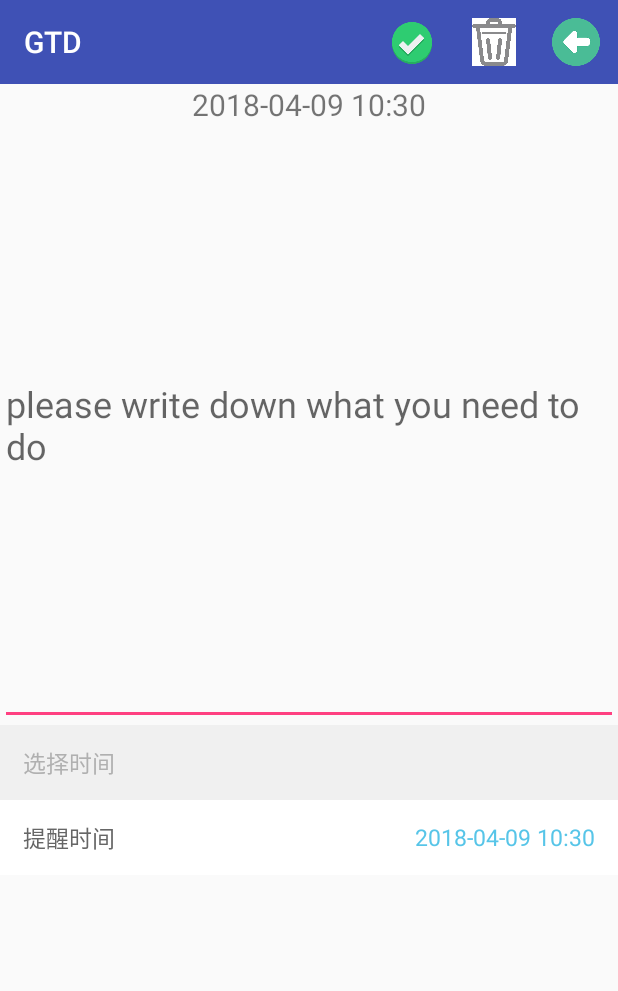
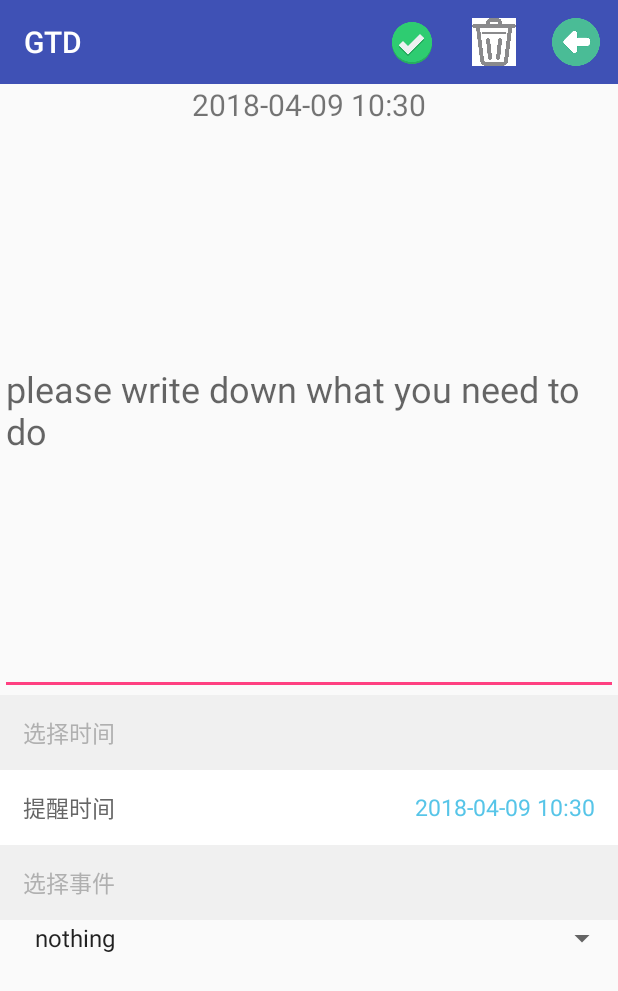
Before and after one commit to KyrieXDL/GTD, an Android app: the screen it shows after launch (ContentActivity), after a tap on an icon or button, on a phone screen of 412 x 824 dp. Shown: the top 991 px of the screen. Run offline under Robolectric (Android 15) with nearby library versions, the phone set to English and light mode, and no system bars; libraries missing offline, so code that uses them is left out: org.litepal, org.litepal.crud; 3 statements that could not run were skipped.

Commit message:
Seventh Commit

```diff
--- a/app/build.gradle
+++ b/app/build.gradle
@@ -37,5 +37,6 @@ dependencies {
     compile 'com.android.support:cardview-v7:25.3.1'
     compile 'com.github.bumptech.glide:glide:3.7.0'
     compile 'org.litepal.android:core:1.6.1'
+    compile 'com.coolerfall:android-app-daemon:1.2.0'
     testCompile 'junit:junit:4.12'
 }
--- a/app/src/main/AndroidManifest.xml
+++ b/app/src/main/AndroidManifest.xml
@@ -6,6 +6,7 @@
     <uses-permission android:name="android.permission.RECEIVE_BOOT_COMPLETED"/>
     <application
         android:name="org.litepal.LitePalApplication"
+        android:persistent="true"
         android:allowBackup="true"
         android:icon="@mipmap/ic_launcher"
         android:label="@string/app_name"
@@ -24,12 +25,14 @@
         <receiver
             android:name=".MyReceiver"
             android:enabled="true"
-            android:exported="true">
+            android:exported="true"
+            android:process=":newinst">
             <intent-filter>
                 <action android:name="com.Reminder.MyReceiver" />
             </intent-filter>
         </receiver>
 
+
         <activity android:name=".AlarmActivity"></activity>
     </application>
 
--- a/app/src/main/assets/litepal.xml
+++ b/app/src/main/assets/litepal.xml
@@ -2,7 +2,7 @@
 <litepal>
     <dbname value="BookStore"></dbname>
 
-    <version value="9"></version>
+    <version value="12"></version>
 
     <list>
         <mapping class="com.example.administrator.gtd.Content"></mapping>
--- a/app/src/main/java/com/example/administrator/gtd/ContentActivity.java
+++ b/app/src/main/java/com/example/administrator/gtd/ContentActivity.java
@@ -13,15 +13,19 @@ import android.util.Log;
 import android.view.Menu;
 import android.view.MenuItem;
 import android.view.View;
+import android.widget.AdapterView;
+import android.widget.ArrayAdapter;
 import android.widget.EditText;
 import android.widget.RelativeLayout;
+import android.widget.Spinner;
 import android.widget.TextView;
 import android.widget.Toast;
 
 import org.litepal.crud.DataSupport;
-
+import android.widget.AdapterView.OnItemSelectedListener;
 import java.text.ParseException;
 import java.text.SimpleDateFormat;
+import java.util.ArrayList;
 import java.util.Calendar;
 import java.util.Date;
 import java.util.Locale;
@@ -31,18 +35,19 @@ public class ContentActivity extends AppCompatActivity implements View.OnClickLi
     private  EditText text;
     private TextView time;
     private String str_time;
-
     private RelativeLayout selectTime;
     private TextView currentTime;
     private CustomDatePicker customDatePicker;
-
     private String alarmTime;
     private int activityName;    //区别是哪个activity
-
     private int number;// 事件的number
     private int numFromContentActivity;
+    private String now;  ///当前时间
+    private Spinner spinner;
+    private ArrayAdapter<String> adapter;
+    private ArrayList<String> strList=new ArrayList<>();
 
-    private String now;  ///当前时间
+    private String nextContent;
     @Override
     protected void onCreate(Bundle savedInstanceState) {
         super.onCreate(savedInstanceState);
@@ -69,9 +74,35 @@ public class ContentActivity extends AppCompatActivity implements View.OnClickLi
         String timetemp=intent.getStringExtra("alarmtime0");
         number=intent.getIntExtra("num0",0);
         numFromContentActivity=intent.getIntExtra("numFromContentActivity",0);
+        String nextContentFromAdapter=intent.getStringExtra("nextContentFromAdapter");
+
         Log.d("numFromContentActivity",numFromContentActivity+"");
+        Log.d("ContentActivity===","onCreate");
 
-        Log.d("ContentActivity===","onCreate");
+        spinner=(Spinner) findViewById(R.id.spinner);
+        strList=intent.getStringArrayListExtra("list");
+        adapter=new ArrayAdapter<String>(this,android.R.layout.simple_spinner_item,strList);
+
+        //设置下拉框的风格
+        adapter.setDropDownViewResource(android.R.layout.simple_spinner_dropdown_item);
+        spinner.setAdapter(adapter);
+        spinner.setSelection(0, true);
+       // spinner.setVisibility(View.VISIBLE);
+
+        //设置下拉框的选择事件
+        spinner.setOnItemSelectedListener(new OnItemSelectedListener(){
+            @Override
+            public void onItemSelected(AdapterView<?> adapterView, View view, int pos, long id) {
+
+                nextContent=(String)spinner.getItemAtPosition(pos);
+                Log.d("nextContent===","233333");
+            }
+            @Override
+            public void onNothingSelected(AdapterView<?> adapterView) {
+
+                nextContent="nothing";
+            }
+        });
 
         activityName=intent.getIntExtra("activityName",0);  //区分是哪个activity
         text.setText(data);
@@ -80,7 +111,7 @@ public class ContentActivity extends AppCompatActivity implements View.OnClickLi
         * intent来自ContentAdapter时*/
         if(activityName==1){
             time.setText(datatime);  //设置事件创立时间
-
+            spinner.setSelection(strList.indexOf(nextContentFromAdapter),true);
         }
         if (activityName==1){
             currentTime.setText(timetemp);  //设置提醒时间
@@ -147,7 +178,7 @@ public class ContentActivity extends AppCompatActivity implements View.OnClickLi
         intent.setFlags(Intent.FLAG_INCLUDE_STOPPED_PACKAGES);//3.1以后的版本需要设置Intent.FLAG_INCLUDE_STOPPED_PACKAGES
         intent.putExtra("content1",content); //发送广播的同时，将事件的内容传给receiver，当点击通知时显示在界面上
         intent.putExtra("num1",num+"");  //num为每个事件唯一标号
-        PendingIntent pi= PendingIntent.getBroadcast(ContentActivity.this, num, intent, 0);
+        PendingIntent pi= PendingIntent.getBroadcast(ContentActivity.this, num, intent, PendingIntent.FLAG_UPDATE_CURRENT);
 
         if(b){
             // just use current time as the Alarm time.
@@ -217,6 +248,7 @@ public class ContentActivity extends AppCompatActivity implements View.OnClickLi
                     }
                     contentTemp.setNum(number);
                     contentTemp.setDone(false);
+                    contentTemp.setNextContent(nextContent);
                     contentTemp.save();
 
                     /*
@@ -238,6 +270,7 @@ public class ContentActivity extends AppCompatActivity implements View.OnClickLi
                     values.put("alarmTime",alarmTime);
                     values.put("isDone",false);
                     values.put("time",nowtemp);
+                    values.put("nextContent",nextContent);
                     time.setText(nowtemp);
 
                     Log.d("alarmContent=",text.getText().toString());
--- a/app/src/main/java/com/example/administrator/gtd/MainActivity.java
+++ b/app/src/main/java/com/example/administrator/gtd/MainActivity.java
@@ -1,10 +1,13 @@
 package com.example.administrator.gtd;
+
 
 import android.app.AlarmManager;
 import android.app.PendingIntent;
-import android.content.ClipData;
+import android.content.Context;
 import android.content.Intent;
+import android.support.design.widget.CoordinatorLayout;
 import android.support.design.widget.FloatingActionButton;
+import android.support.design.widget.NavigationView;
 import android.support.design.widget.Snackbar;
 import android.support.v4.view.GravityCompat;
 import android.support.v4.widget.DrawerLayout;
@@ -18,9 +21,11 @@ import android.support.v7.widget.RecyclerView;
 import android.support.v7.widget.StaggeredGridLayoutManager;
 import android.support.v7.widget.Toolbar;
 import android.util.Log;
+import android.view.Display;
 import android.view.Menu;
 import android.view.MenuItem;
 import android.view.View;
+import android.view.WindowManager;
 import android.widget.Button;
 
 import org.litepal.LitePal;
@@ -32,7 +37,7 @@ import java.util.ArrayList;
 import java.util.Calendar;
 import java.util.Date;
 import java.util.List;
-import java.util.Locale;
+
 
 public class MainActivity extends AppCompatActivity {
 
@@ -41,6 +46,8 @@ public class MainActivity extends AppCompatActivity {
     private ContentAdapter adapter;
     private Button selectButton;
     private Button deleteButton;
+    private ArrayList<String> strList=new ArrayList<>();
+
     @Override
     protected void onCreate(Bundle savedInstanceState) {
         super.onCreate(savedInstanceState);
@@ -153,8 +160,18 @@ public class MainActivity extends AppCompatActivity {
                 Intent intent=new Intent(MainActivity.this,ContentActivity.class);
                // Log.d("numId",list.get(0).getNum()+"");
                 intent.putExtra("num0",list.size()+1);
+
+                List<Content> newList=DataSupport.order("msg desc").find(Content.class);
+                strList.clear();
+                strList.add("nothing");
+                if (newList.size()>0){
+                    for (int i=0;i<newList.size();i++){
+                        strList.add(newList.get(i).getMsg());
+                    }
+                }
+                intent.putStringArrayListExtra("list",strList);
+
                 startActivityForResult(intent,1);
-                //setReminder(true);
             }
         });
     }
@@ -166,9 +183,8 @@ public class MainActivity extends AppCompatActivity {
         List<Content> newList=DataSupport.order("msg desc").find(Content.class);
         list.addAll(newList);
         adapter.notifyDataSetChanged();
-        Log.d("hh","re");
+        Log.d("MainActivity","resume");
     }
-
     @Override
     protected void onActivityResult(int requestCode, int resultCode, Intent data) {
         switch (requestCode){
--- a/app/src/main/java/com/example/administrator/gtd/MyReceiver.java
+++ b/app/src/main/java/com/example/administrator/gtd/MyReceiver.java
@@ -21,9 +21,8 @@ public class MyReceiver extends BroadcastReceiver {
         String content=intent.getStringExtra("content1");
         int num=Integer.parseInt(intent.getStringExtra("num1"));
         Log.d("alarmContent=",content);
-        //intent.putExtra("content2",content);
         intent.setClass(context, AlarmActivity.class);
-        PendingIntent pi=PendingIntent.getActivity(context,num,intent,0);
+        PendingIntent pi=PendingIntent.getActivity(context,num,intent,PendingIntent.FLAG_UPDATE_CURRENT);
         NotificationManager manager=(NotificationManager) context.getSystemService(NOTIFICATION_SERVICE);
         // create the instance of Notification
         Notification notification=new NotificationCompat.Builder(context)
--- a/app/src/main/res/layout/activity_main.xml
+++ b/app/src/main/res/layout/activity_main.xml
@@ -7,6 +7,7 @@
     android:layout_height="match_parent">
 
     <android.support.design.widget.CoordinatorLayout
+        android:id="@+id/right"
         android:layout_width="match_parent"
         android:layout_height="match_parent">
 
--- a/app/src/main/res/layout/content.xml
+++ b/app/src/main/res/layout/content.xml
@@ -25,7 +25,7 @@
         android:id="@+id/edit_text"
         android:hint="please write down what you need to do"
         android:layout_width="match_parent"
-        android:layout_height="400dp"
+        android:layout_height="380dp"
         android:textSize="24sp"
         android:maxLines="12"/>
     <LinearLayout
@@ -77,4 +77,32 @@
             android:textSize="15sp" />
 
     </RelativeLayout>
+
+    <LinearLayout
+        android:layout_width="match_parent"
+        android:layout_height="50dp"
+        android:background="@color/color1"
+        android:gravity="center_vertical"
+        android:orientation="vertical">
+
+        <TextView
+            android:layout_width="wrap_content"
+            android:layout_height="match_parent"
+            android:layout_marginLeft="15dp"
+            android:background="@null"
+            android:gravity="center"
+            android:text="选择事件"
+            android:textColor="@color/color3"
+            android:textSize="15sp" />
+
+    </LinearLayout>
+
+    <Spinner
+        android:id="@+id/spinner"
+        android:layout_width="match_parent"
+        android:layout_height="wrap_content"
+        android:textSize="15sp"
+        android:layout_marginLeft="15dp">
+
+    </Spinner>
 </LinearLayout>
```
Also changed, not shown: app/src/main/java/com/example/administrator/gtd/Content.java (+10 -1 lines), app/src/main/java/com/example/administrator/gtd/ContentAdapter.java (+14 -1 lines), app/src/main/res/xml/app_widget_provider_info.xml (added, +7 -0 lines), app/src/main/res/drawable/kyrie.png (added).
